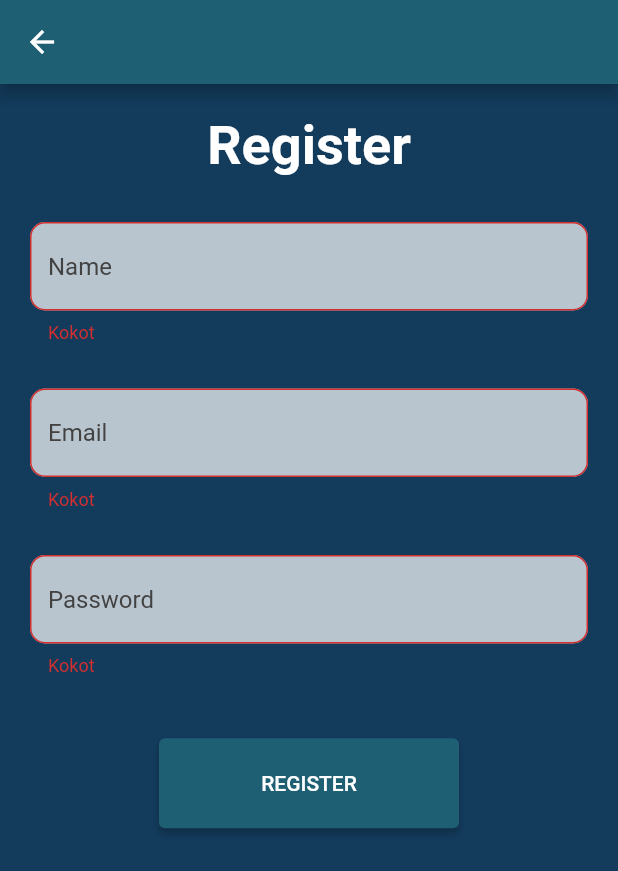
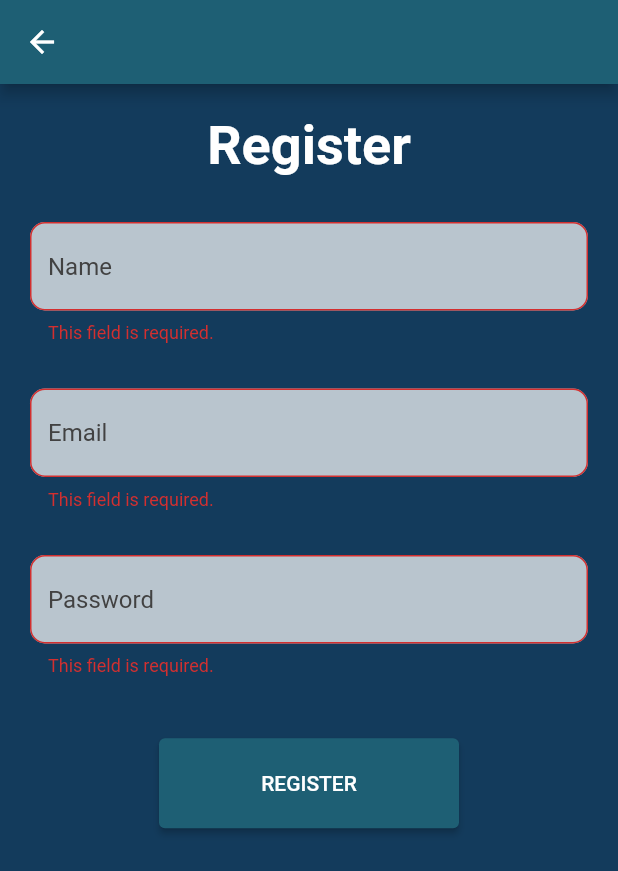
Before and after one commit to FedorViest/MTAA_frontend, a Flutter app: the RegisterScreen screen opened directly, after a tap on "REGISTER", on a phone screen of 412 x 824 dp. Shown: the top 871 px of the screen. Run offline on Flutter 3.47's test engine with Material 2 defaults, Android fonts, the phone set to English and light mode, and no system bars; our stand-ins replace dropdown_button2.

```diff
--- a/lib/Screens/register.dart
+++ b/lib/Screens/register.dart
@@ -54,7 +54,7 @@ class _RegisterScreenState extends State<RegisterScreen> {
                         fillColor: Colors.white70),
                         validator: (value){
                           if(value == null || value.isEmpty){
-                            return "Kokot";
+                            return "This field is required.";
                           }
                         },
                   ),
@@ -77,7 +77,7 @@ class _RegisterScreenState extends State<RegisterScreen> {
                         fillColor: Colors.white70),
                         validator: (value){
                           if(value == null || value.isEmpty){
-                            return "Kokot";
+                            return "This field is required.";
                           }
                         },
                   ),
@@ -100,7 +100,7 @@ class _RegisterScreenState extends State<RegisterScreen> {
                         fillColor: Colors.white70),
                         validator: (value) {
                           if(value == null || value.isEmpty){
-                            return "Kokot";
+                            return "This field is required.";
                           }
                         },
                   ),
```
Also changed, not shown: lib/Screens/login.dart (+31 -3 lines).
